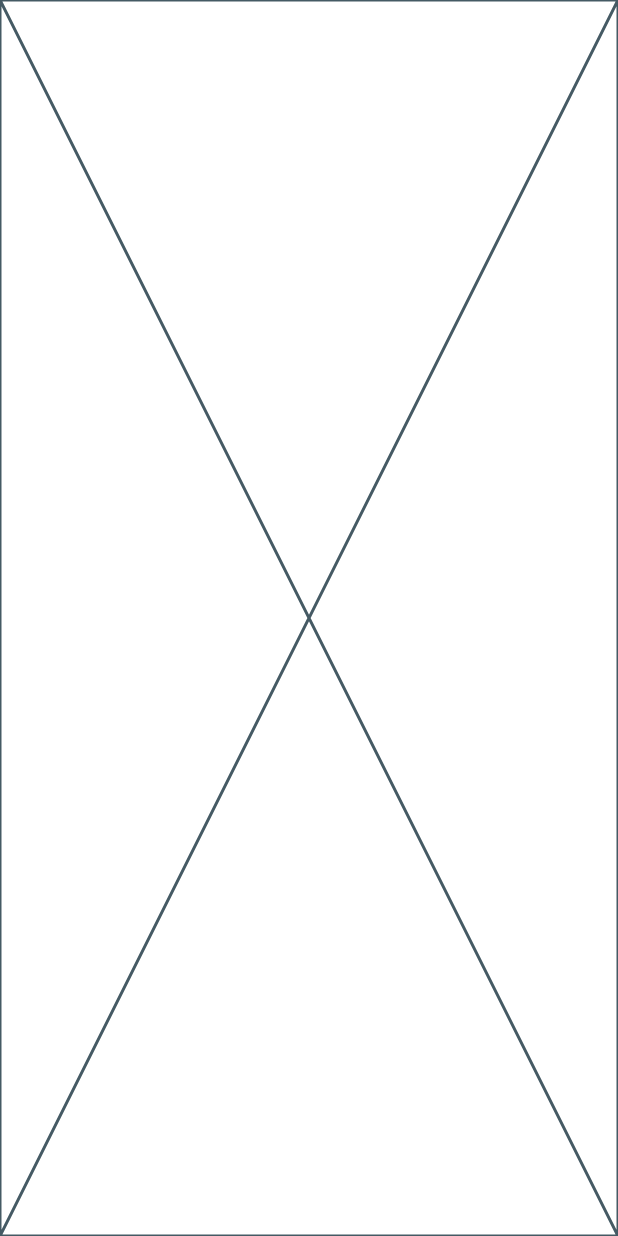
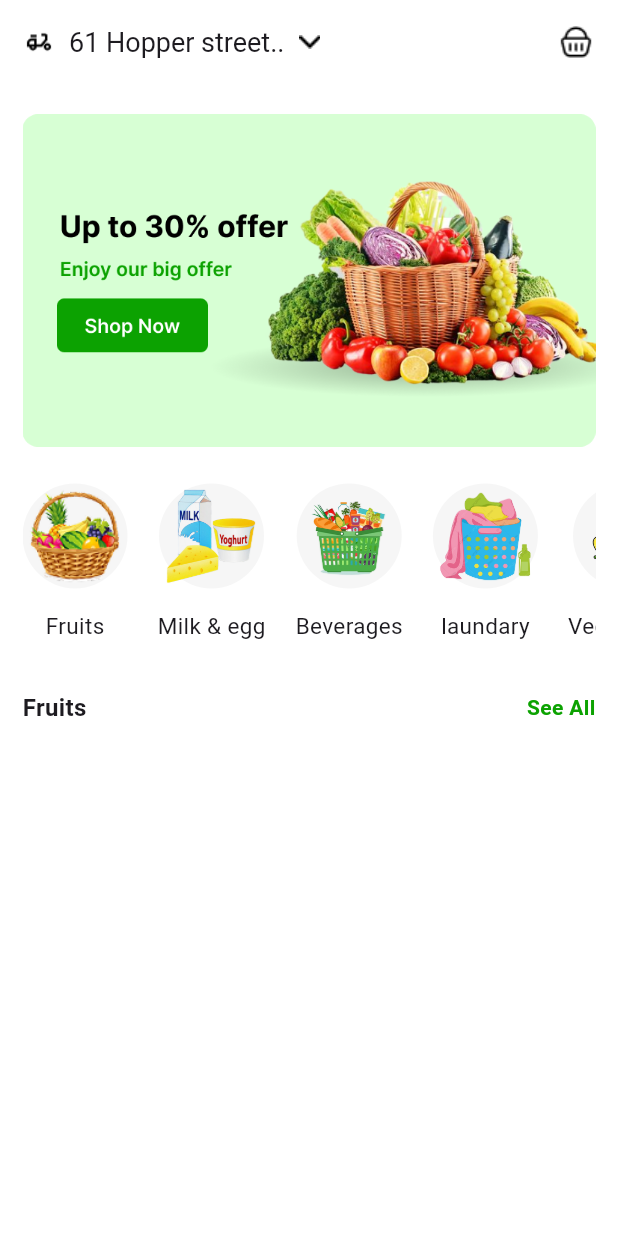
Before and after one commit to ALi-Maher-Mohamed/Fruits-App, a Flutter app: the screen it shows after launch, on a phone screen of 412 x 824 dp. Run offline on Flutter 3.47's test engine with Material 3 defaults, Android fonts, the phone set to English and light mode, and no system bars; drawn by our look-alikes of carousel_slider.

Commit message:
make custom app bar & banner & categoryies  sections and custom color class

```diff
--- /dev/null
+++ b/lib/models/category_model.dart
@@ -0,0 +1,5 @@
+class CategoryModel {
+  final String name;
+  final String image;
+  CategoryModel({required this.name, required this.image});
+}
--- /dev/null
+++ b/lib/utils/custom_colors.dart
@@ -0,0 +1,7 @@
+import 'package:flutter/widgets.dart';
+
+class CustomColors {
+  static Color primaryColor = Color(0xFF0CA201);
+  static Color neutralColor = Color(0xFFF6F6F6);
+  static Color errorColor = Color(0xFfFF0019);
+}
--- a/lib/views/home_view.dart
+++ b/lib/views/home_view.dart
@@ -1,10 +1,153 @@
+import 'package:carousel_slider/carousel_slider.dart';
 import 'package:flutter/material.dart';
+import 'package:fruits_app/models/category_model.dart';
+import 'package:fruits_app/utils/custom_colors.dart';
 
 class HomeView extends StatelessWidget {
-  const HomeView({super.key});
+  HomeView({super.key});
 
+  final List<String> bannersImage = [
+    'assets/images/banners/Slider_1.png',
+    'assets/images/banners/Slider_2.png',
+    'assets/images/banners/Slider_3.png',
+  ];
+
+  List<CategoryModel> category = [
+    CategoryModel(
+      name: 'Fruits',
+      image: 'assets/images/category/fruits_baskits.png',
+    ),
+    CategoryModel(
+      name: 'Milk & egg',
+      image: 'assets/images/category/milk_eggs.png',
+    ),
+    CategoryModel(
+      name: 'Beverages',
+      image: 'assets/images/category/bavergas.png',
+    ),
+    CategoryModel(
+      name: 'laundary',
+      image: 'assets/images/category/laundary.png',
+    ),
+    CategoryModel(
+      name: 'Vegetables',
+      image: 'assets/images/category/vegetables.png',
+    ),
+  ];
   @override
   Widget build(BuildContext context) {
-    return const Placeholder();
+    return Scaffold(
+      appBar: customAppBar(),
+      backgroundColor: Colors.white,
+      body: Padding(
+        padding: const EdgeInsets.symmetric(horizontal: 15),
+        child: Column(
+          children: [
+            SizedBox(height: 20),
+            bannerCarasoul(),
+            SizedBox(height: 17),
+            categoryListView(),
+            SizedBox(height: 25),
+            Row(
+              children: [
+                Text(
+                  'Fruits',
+                  style: TextStyle(fontSize: 16, fontWeight: FontWeight.bold),
+                ),
+                Spacer(),
+                Text(
+                  'See All',
+                  style: TextStyle(
+                    fontSize: 14,
+                    fontWeight: FontWeight.bold,
+                    color: CustomColors.primaryColor,
+                  ),
+                ),
+              ],
+            ),
+          ],
+        ),
+      ),
+    );
+  }
+
+  CarouselSlider bannerCarasoul() {
+    return CarouselSlider.builder(
+      options: CarouselOptions(
+        height: 222,
+        viewportFraction: 1,
+        padEnds: false,
+
+        enableInfiniteScroll: false,
+        reverse: false,
+        autoPlay: true,
+        autoPlayInterval: Duration(seconds: 3),
+        autoPlayAnimationDuration: Duration(milliseconds: 800),
+        autoPlayCurve: Curves.fastOutSlowIn,
+        enlargeCenterPage: true,
+        scrollDirection: Axis.horizontal,
+      ),
+      itemCount: bannersImage.length,
+      itemBuilder:
+          (BuildContext context, int itemIndex, int pageViewIndex) =>
+              Image.asset(bannersImage[itemIndex]),
+    );
+  }
+
+  SizedBox categoryListView() {
+    return SizedBox(
+      height: 120,
+      child: ListView.separated(
+        scrollDirection: Axis.horizontal,
+        itemCount: category.length,
+        separatorBuilder: (context, index) => SizedBox(width: 20),
+
+        itemBuilder: (context, index) {
+          return Column(
+            mainAxisAlignment: MainAxisAlignment.spaceAround,
+            children: [
+              Container(
+                height: 70,
+                width: 70,
+                decoration: BoxDecoration(
+                  color: CustomColors.neutralColor,
+                  shape: BoxShape.circle,
+                ),
+                child: Image.asset(
+                  category[index].image,
+                  height: 43,
+                  width: 43,
+                ),
+              ),
+
+              Text(category[index].name, style: TextStyle(fontSize: 15)),
+            ],
+          );
+        },
+      ),
+    );
+  }
+
+  AppBar customAppBar() {
+    return AppBar(
+      leading: SizedBox.shrink(),
+      leadingWidth: 0,
+      title: Row(
+        children: [
+          Image.asset(
+            'assets/images/icons/bike_Icons.png',
+            height: 20,
+            width: 20,
+          ),
+          SizedBox(width: 10),
+          const Text('61 Hopper street..', style: TextStyle(fontSize: 18)),
+          SizedBox(width: 10),
+          Image.asset('assets/images/icons/arrow.png'),
+          Spacer(),
+          Image.asset('assets/images/icons/basket.png'),
+        ],
+      ),
+      backgroundColor: Colors.transparent,
+    );
   }
 }
```
Also changed, not shown: pubspec.yaml (+8 -7 lines), assets/images/icons/arrow.png (added), assets/images/icons/basket.png (added), assets/images/icons/bike_Icons.png (added), pubspec.lock.
